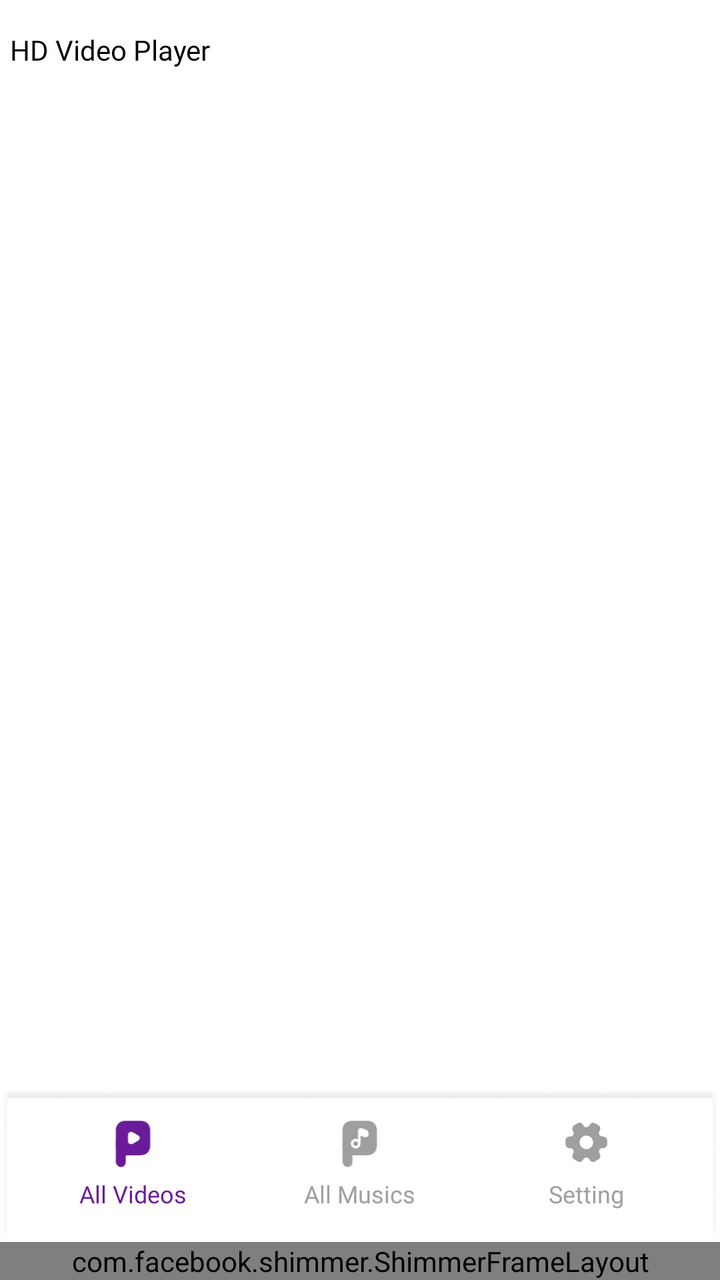
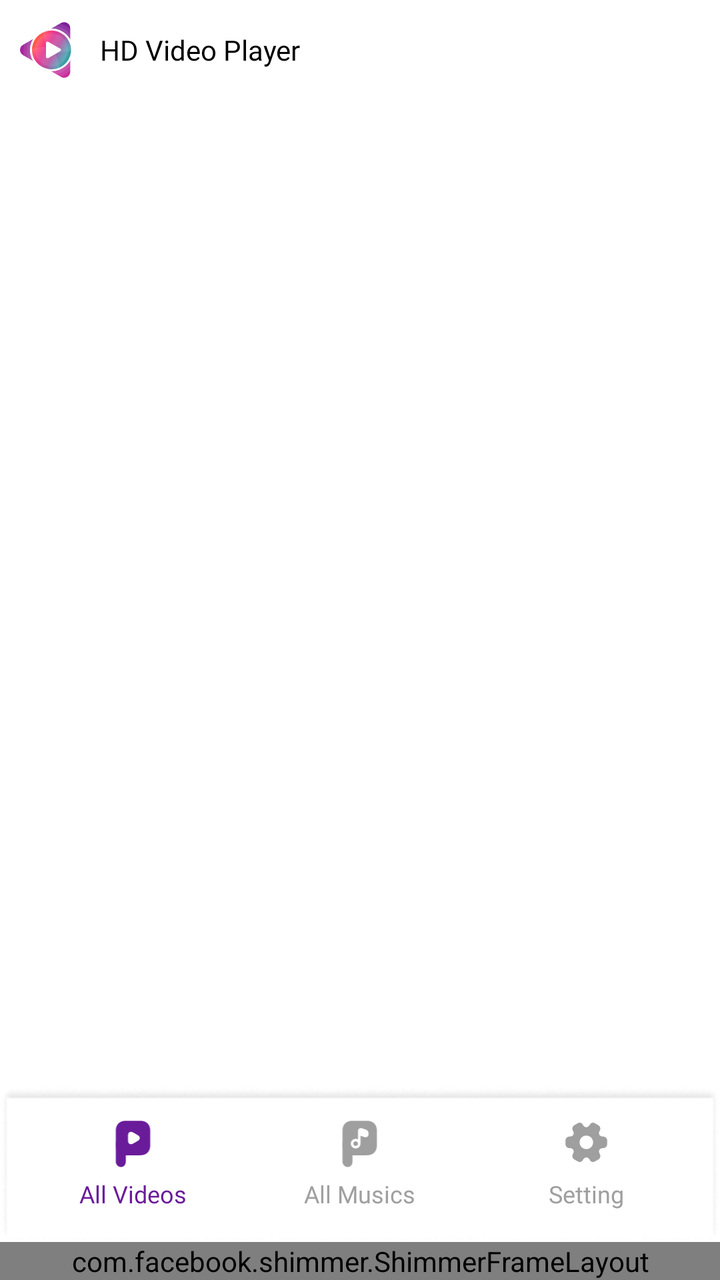

Compare the two renders of this Android layout. The source of the first and the diff that turns it into the second are given below.
<!-- AndroidManifest.xml: application theme AppTheme -->
<!-- res/layout/activity_main.xml -->
<?xml version="1.0" encoding="utf-8"?>
<androidx.constraintlayout.widget.ConstraintLayout xmlns:android="http://schemas.android.com/apk/res/android"
    xmlns:aapt="http://schemas.android.com/aapt"
    xmlns:app="http://schemas.android.com/apk/res-auto"
    xmlns:tools="http://schemas.android.com/tools"
    android:layout_width="match_parent"
    android:layout_height="match_parent"
    android:background="@color/bg_color"
    android:fitsSystemWindows="true"
    tools:context=".activities.MainActivity">

    <RelativeLayout
        android:id="@+id/rl_title"
        android:layout_width="match_parent"
        android:layout_height="@dimen/_50sdp"
        app:layout_constraintEnd_toEndOf="parent"
        app:layout_constraintStart_toStartOf="parent"
        app:layout_constraintTop_toTopOf="parent">

        <ImageView
            android:id="@+id/image_app"
            android:layout_width="@dimen/_30sdp"
            android:layout_height="@dimen/_30sdp"
            android:layout_centerVertical="true"
            android:layout_marginStart="@dimen/_15sdp"
            android:src="@drawable/logo"
            android:visibility="gone" />

        <TextView
            android:id="@+id/title"
            android:layout_width="wrap_content"
            android:layout_height="wrap_content"
            android:layout_centerVertical="true"
            android:layout_marginStart="@dimen/_5sdp"
            android:layout_toEndOf="@+id/image_app"
            android:fontFamily="@font/poppin_medium"
            android:text="@string/video_player"
            android:textColor="@color/black"
            android:textSize="@dimen/_14sdp" />

        <LinearLayout
            android:layout_width="wrap_content"
            android:layout_height="match_parent"
            android:layout_alignParentEnd="true"
            android:layout_centerVertical="true"
            android:gravity="center">

            <ImageView
                android:layout_width="wrap_content"
                android:layout_height="@dimen/_30sdp"
                android:adjustViewBounds="true" />

            <ImageView
                android:id="@+id/iv_search"
                android:layout_width="@dimen/_30sdp"
                android:layout_height="@dimen/_30sdp"
                android:layout_marginEnd="@dimen/_5sdp"
                android:background="@drawable/bg_ripple_click_circle"
                android:padding="@dimen/_7sdp"
                android:src="@drawable/ic_home_search"
                android:visibility="gone"
                app:tint="@color/black" />

        </LinearLayout>
    </RelativeLayout>

    <androidx.viewpager2.widget.ViewPager2
        android:layout_width="match_parent"
        android:layout_height="0dp"
        android:visibility="gone"
        app:layout_constraintStart_toStartOf="parent"
        app:layout_constraintTop_toTopOf="parent" />

    <FrameLayout
        android:id="@+id/frameLayout"
        android:layout_width="match_parent"
        android:layout_height="0dp"
        app:layout_constraintBottom_toTopOf="@+id/bottom_tab"
        app:layout_constraintTop_toBottomOf="@+id/rl_title" />

    <RelativeLayout
        android:id="@+id/layout_song_playing"
        android:layout_width="match_parent"
        android:layout_height="wrap_content"
        android:background="#F8F8F8"
        android:visibility="gone"
        app:layout_constraintBottom_toTopOf="@+id/bottom_tab">

        <ProgressBar
            android:id="@+id/progress_control"
            style="?android:attr/progressBarStyleHorizontal"
            android:layout_width="match_parent"
            android:layout_height="@dimen/_2sdp"
            android:layout_alignParentTop="true"
            android:progressTint="@color/app_color" />

        <de.hdodenhof.circleimageview.CircleImageView
            android:id="@+id/iv_thumbnail"
            android:layout_width="@dimen/_40sdp"
            android:layout_height="@dimen/_40sdp"
            android:layout_centerVertical="true"
            android:layout_marginStart="@dimen/_10sdp"
            android:layout_marginTop="@dimen/_8sdp"
            android:layout_marginBottom="@dimen/_8sdp"
            android:scaleType="centerCrop"
            android:src="@drawable/ic_music_bottom" />

        <LinearLayout
            android:layout_width="match_parent"
            android:layout_height="wrap_content"
            android:layout_centerVertical="true"
            android:layout_marginStart="@dimen/_16sdp"
            android:layout_marginTop="@dimen/_8sdp"
            android:layout_marginEnd="@dimen/_16sdp"
            android:layout_marginBottom="@dimen/_8sdp"
            android:layout_toStartOf="@+id/iv_music_play"
            android:layout_toEndOf="@+id/iv_thumbnail"
            android:gravity="center"
            android:orientation="vertical">

            <TextView
                android:id="@+id/tv_song"
                android:layout_width="match_parent"
                android:layout_height="wrap_content"
                android:ellipsize="end"
                android:fontFamily="@font/poppin_medium"
                android:lines="1"
                android:text="My Song"
                android:textColor="@color/black"
                android:textSize="@dimen/_10sdp" />

            <TextView
                android:id="@+id/tv_artist"
                android:layout_width="match_parent"
                android:layout_height="wrap_content"
                android:ellipsize="end"
                android:fontFamily="@font/poppin_medium"
                android:lines="1"
                android:text="Artist"
                android:textColor="@color/black"
                android:textSize="@dimen/_8sdp" />
        </LinearLayout>

        <ImageView
            android:id="@+id/iv_music_play"
            android:layout_width="@dimen/_20sdp"
            android:layout_height="@dimen/_20sdp"
            android:layout_centerVertical="true"
            android:layout_marginEnd="@dimen/_5sdp"
            android:layout_toStartOf="@+id/iv_music_close"
            android:background="@drawable/bg_ripple_click_circle"
            android:src="@drawable/ic_noti_play" />

        <ImageView
            android:id="@+id/iv_music_close"
            android:layout_width="@dimen/_20sdp"
            android:layout_height="@dimen/_20sdp"
            android:layout_alignParentEnd="true"
            android:layout_centerVertical="true"
            android:layout_marginEnd="@dimen/_10sdp"
            android:background="@drawable/bg_ripple_click_circle"
            android:padding="@dimen/_3sdp"
            android:src="@drawable/ic_noti_close" />
    </RelativeLayout>

    <LinearLayout
        android:id="@+id/bottom_tab"
        android:layout_width="match_parent"
        android:layout_height="wrap_content"
        android:layout_marginTop="@dimen/_10sdp"
        android:background="@drawable/bg_bottom"
        android:orientation="horizontal"
        android:padding="@dimen/_10sdp"
        app:layout_constraintBottom_toTopOf="@+id/bottom"
        app:layout_constraintStart_toStartOf="parent">

        <LinearLayout
            android:id="@+id/ll_video"
            android:layout_width="match_parent"
            android:layout_height="wrap_content"
            android:layout_weight="1"
            android:layout_gravity="center"
            android:orientation="vertical">

            <ImageView
                android:id="@+id/video"
                android:layout_width="@dimen/_25sdp"
                android:layout_height="@dimen/_25sdp"
                android:adjustViewBounds="true"
                android:layout_gravity="center"
                android:src="@drawable/b_videos" />

            <TextView
                android:id="@+id/tv_video"
                android:layout_width="wrap_content"
                android:layout_height="wrap_content"
                android:fontFamily="@font/poppin_medium"
                android:text="@string/video"
                android:gravity="center"
                android:layout_gravity="center"
                android:layout_marginTop="5dp"
                android:textColor="@color/dark_purple"
                android:textSize="12sp" />

        </LinearLayout>


        <LinearLayout
            android:id="@+id/ll_music"
            android:layout_width="match_parent"
            android:layout_height="wrap_content"
            android:layout_weight="1"
            android:layout_gravity="center"
            android:orientation="vertical">

            <ImageView
                android:id="@+id/music"
                android:layout_width="@dimen/_25sdp"
                android:layout_height="@dimen/_25sdp"
                android:adjustViewBounds="true"
                android:layout_gravity="center"
                android:src="@drawable/u_music" />

            <TextView
                android:id="@+id/tv_music"
                android:layout_width="wrap_content"
                android:layout_height="wrap_content"
                android:fontFamily="@font/poppin_medium"
                android:text="@string/music"
                android:layout_gravity="center"
                android:gravity="center"
                android:layout_marginTop="5dp"
                android:textColor="@color/gray_light"
                android:textSize="12sp" />

        </LinearLayout>

        <LinearLayout
            android:id="@+id/ll_setting"
            android:layout_width="match_parent"
            android:layout_height="wrap_content"
            android:layout_weight="1"
            android:layout_gravity="center"
            android:orientation="vertical">

            <ImageView
                android:id="@+id/setting"
                android:layout_width="@dimen/_25sdp"
                android:layout_height="@dimen/_25sdp"
                android:adjustViewBounds="true"
                android:layout_gravity="center"
                android:src="@drawable/u_setting" />

            <TextView
                android:id="@+id/tv_setting"
                android:layout_width="wrap_content"
                android:layout_height="wrap_content"
                android:fontFamily="@font/poppin_medium"
                android:text="@string/setting"
                android:gravity="center"
                android:layout_gravity="center"
                android:layout_marginTop="5dp"
                android:textColor="@color/gray_light"
                android:textSize="12sp" />

        </LinearLayout>



    </LinearLayout>


    <LinearLayout
        android:id="@+id/bottom"
        android:layout_width="match_parent"
        android:layout_height="wrap_content"
        android:layout_alignParentBottom="true"
        android:orientation="vertical"
        app:layout_constraintBottom_toBottomOf="parent"
        app:layout_constraintEnd_toEndOf="parent"
        app:layout_constraintStart_toStartOf="parent">

        <com.facebook.shimmer.ShimmerFrameLayout
            android:id="@+id/shimmer_container_banner"
            android:layout_width="match_parent"
            android:layout_height="wrap_content"
            android:layout_alignParentBottom="true"
            android:background="@drawable/bg_card_ads"
            app:shimmer_auto_start="true"
            app:shimmer_base_color="#ccc">

            <include layout="@layout/load_banner" />

        </com.facebook.shimmer.ShimmerFrameLayout>


        <RelativeLayout
            android:id="@+id/adContainerBanner"
            style="@style/BannerAdsView" />

    </LinearLayout>

</androidx.constraintlayout.widget.ConstraintLayout>
<!-- res/layout/load_banner.xml (included above) -->
<?xml version="1.0" encoding="utf-8"?>
<RelativeLayout xmlns:android="http://schemas.android.com/apk/res/android"
    android:layout_width="match_parent"
    android:layout_height="50dp">

    <LinearLayout
        android:layout_width="match_parent"
        android:layout_height="50dp"
        android:orientation="horizontal">

        <ImageView
            android:layout_width="50dp"
            android:layout_height="50dp"
            android:background="@color/gray_light"
            android:contentDescription="@string/app_name"
            android:padding="5dp"
            android:scaleType="centerCrop" />

        <LinearLayout
            android:layout_width="0dp"
            android:layout_height="match_parent"
            android:layout_gravity="center"
            android:layout_marginLeft="5dp"
            android:layout_marginRight="5dp"
            android:layout_weight="1"
            android:gravity="center"
            android:orientation="vertical">

            <TextView
                android:layout_width="match_parent"
                android:layout_height="wrap_content"
                android:layout_marginTop="5dp"
                android:background="@color/gray_light"
                android:ellipsize="end"
                android:lines="1"
                android:textColor="@android:color/black"
                android:textSize="15sp" />

            <TextView
                android:layout_width="match_parent"
                android:layout_height="wrap_content"
                android:layout_marginBottom="5dp"
                android:background="@color/gray_light"
                android:ellipsize="end"
                android:lines="1"
                android:textColor="@android:color/darker_gray"
                android:textSize="14sp" />
        </LinearLayout>

        <androidx.appcompat.widget.AppCompatButton
            android:layout_width="wrap_content"
            android:layout_height="wrap_content"
            android:layout_gravity="center"
            android:layout_marginTop="5dp"
            android:layout_marginEnd="10dp"
            android:layout_marginBottom="5dp"
            android:background="@drawable/bg_main"
            android:gravity="center"
            android:paddingLeft="5dp"
            android:paddingRight="5dp"
            android:textColor="@android:color/white"
            android:textSize="12sp"
          />
    </LinearLayout>

    <TextView
        style="@style/Ads"
        android:layout_alignParentStart="true"
        android:layout_alignParentTop="true" />
</RelativeLayout>
<!-- resources referenced by this layout -->
<resources>
  <color name="app_color">#6A1B9A</color>
  <color name="bg_color">#ffffff</color>
  <color name="black">#FF000000</color>
  <color name="dark_purple">#6A1B9A</color>
  <color name="gray_light">#9F9F9F</color>
  <dimen name="_10sdp">10dp</dimen>
  <dimen name="_14sdp">14dp</dimen>
  <dimen name="_15sdp">15dp</dimen>
  <dimen name="_16sdp">16dp</dimen>
  <dimen name="_20sdp">20dp</dimen>
  <dimen name="_25sdp">25dp</dimen>
  <dimen name="_2sdp">2dp</dimen>
  <dimen name="_30sdp">30dp</dimen>
  <dimen name="_3sdp">3dp</dimen>
  <dimen name="_40sdp">40dp</dimen>
  <dimen name="_50sdp">50dp</dimen>
  <dimen name="_5sdp">5dp</dimen>
  <dimen name="_7sdp">7dp</dimen>
  <dimen name="_8sdp">8dp</dimen>
  <!-- drawable bg_card_ads (drawable) -->
  <?xml version="1.0" encoding="utf-8"?>
  <shape xmlns:android="http://schemas.android.com/apk/res/android" xmlns:app="http://schemas.android.com/apk/res-auto" xmlns:aapt="http://schemas.android.com/aapt" android:shape="rectangle">
      <corners android:radius="10dp"/>
      <solid android:color="@color/white"/>
      <stroke android:width="1dp" android:color="#5e58595a"/>
  </shape>
  <!-- drawable bg_main (drawable) -->
  <?xml version="1.0" encoding="utf-8"?>
  <shape xmlns:android="http://schemas.android.com/apk/res/android" xmlns:app="http://schemas.android.com/apk/res-auto" xmlns:aapt="http://schemas.android.com/aapt">
      <solid android:color="@color/app_color"/>
      <corners android:radius="@dimen/_50sdp"/>
  </shape>
  <!-- drawable bg_ripple_click_circle (drawable) -->
  <?xml version="1.0" encoding="utf-8"?>
  <ripple xmlns:android="http://schemas.android.com/apk/res/android" xmlns:app="http://schemas.android.com/apk/res-auto" xmlns:aapt="http://schemas.android.com/aapt" android:color="#e0e0e0">
      <item android:id="@android:id/background">
          <shape android:shape="oval"/>
      </item>
      <item android:id="@android:id/mask">
          <shape android:shape="oval">
              <solid android:color="#e0e0e0"/>
          </shape>
      </item>
  </ripple>
  <string name="app_name">HD Video Player - All in One</string>
  <string name="music">All Musics</string>
  <string name="setting">Setting</string>
  <string name="video">All Videos</string>
  <string name="video_player">HD Video Player</string>
  <style name="BannerAdsView">
          <item name="android:layout_alignParentBottom">true</item>
          <item name="android:layout_width">match_parent</item>
          <item name="android:layout_height">wrap_content</item>
          <item name="android:layout_centerHorizontal">true</item>
          <item name="android:gravity">center</item>
      </style>
  <style name="AppTheme" parent="Theme.Material3.DayNight.NoActionBar">
          <item name="android:windowBackground">@null</item>
          <item name="android:windowDisablePreview">true</item>
          <item name="android:statusBarColor">@color/black</item>
  
          <item name="colorPrimary">@color/dark_purple</item>
          <item name="colorAccent">@color/colorAccent</item>
  
  
          <item name="windowActionBar">false</item>
          <item name="windowNoTitle">true</item>
          <item name="colorControlNormal">@color/black</item>
          <item name="colorControlActivated">@color/rating</item>
      </style>
  <color name="white">#FFFFFFFF</color>
  <!-- drawable ads_icon (drawable) -->
  <?xml version="1.0" encoding="utf-8"?>
  <shape xmlns:android="http://schemas.android.com/apk/res/android">
      <solid android:color="#FFC107" />
      <corners
          android:bottomLeftRadius="2dp"
          android:bottomRightRadius="13dp"
          android:radius="1dp"
          android:topLeftRadius="10dp"
          android:topRightRadius="2dp" />
  </shape>
  <color name="colorAccent">#212121</color>
  <color name="rating">#FFC70A</color>
  <!-- unchanged entries left out for length: 10 -->
</resources>

<!-- the commit's change to res/layout/activity_main.xml (unified diff, before → after) -->
@@ -18,21 +18,21 @@
         app:layout_constraintTop_toTopOf="parent">
 
         <ImageView
-            android:id="@+id/image_app"
+            android:id="@+id/iv_icon"
             android:layout_width="@dimen/_30sdp"
             android:layout_height="@dimen/_30sdp"
             android:layout_centerVertical="true"
-            android:layout_marginStart="@dimen/_15sdp"
+            android:layout_marginStart="@dimen/_10sdp"
             android:src="@drawable/logo"
-            android:visibility="gone" />
+            android:visibility="visible" />
 
         <TextView
             android:id="@+id/title"
             android:layout_width="wrap_content"
             android:layout_height="wrap_content"
             android:layout_centerVertical="true"
-            android:layout_marginStart="@dimen/_5sdp"
-            android:layout_toEndOf="@+id/image_app"
+            android:layout_marginStart="@dimen/_10sdp"
+            android:layout_toEndOf="@+id/iv_icon"
             android:fontFamily="@font/poppin_medium"
             android:text="@string/video_player"
             android:textColor="@color/black"
@@ -178,27 +178,27 @@
             android:id="@+id/ll_video"
             android:layout_width="match_parent"
             android:layout_height="wrap_content"
+            android:layout_gravity="center"
             android:layout_weight="1"
-            android:layout_gravity="center"
             android:orientation="vertical">
 
             <ImageView
                 android:id="@+id/video"
                 android:layout_width="@dimen/_25sdp"
                 android:layout_height="@dimen/_25sdp"
+                android:layout_gravity="center"
                 android:adjustViewBounds="true"
-                android:layout_gravity="center"
                 android:src="@drawable/b_videos" />
 
             <TextView
                 android:id="@+id/tv_video"
                 android:layout_width="wrap_content"
                 android:layout_height="wrap_content"
-                android:fontFamily="@font/poppin_medium"
+                android:layout_gravity="center"
+                android:layout_marginTop="5dp"
+                android:fontFamily="@font/poppin_medium"
+                android:gravity="center"
                 android:text="@string/video"
-                android:gravity="center"
-                android:layout_gravity="center"
-                android:layout_marginTop="5dp"
                 android:textColor="@color/dark_purple"
                 android:textSize="12sp" />
 
@@ -209,27 +209,27 @@
             android:id="@+id/ll_music"
             android:layout_width="match_parent"
             android:layout_height="wrap_content"
+            android:layout_gravity="center"
             android:layout_weight="1"
-            android:layout_gravity="center"
             android:orientation="vertical">
 
             <ImageView
                 android:id="@+id/music"
                 android:layout_width="@dimen/_25sdp"
                 android:layout_height="@dimen/_25sdp"
+                android:layout_gravity="center"
                 android:adjustViewBounds="true"
-                android:layout_gravity="center"
                 android:src="@drawable/u_music" />
 
             <TextView
                 android:id="@+id/tv_music"
                 android:layout_width="wrap_content"
                 android:layout_height="wrap_content"
-                android:fontFamily="@font/poppin_medium"
+                android:layout_gravity="center"
+                android:layout_marginTop="5dp"
+                android:fontFamily="@font/poppin_medium"
+                android:gravity="center"
                 android:text="@string/music"
-                android:layout_gravity="center"
-                android:gravity="center"
-                android:layout_marginTop="5dp"
                 android:textColor="@color/gray_light"
                 android:textSize="12sp" />
 
@@ -239,32 +239,31 @@
             android:id="@+id/ll_setting"
             android:layout_width="match_parent"
             android:layout_height="wrap_content"
+            android:layout_gravity="center"
             android:layout_weight="1"
-            android:layout_gravity="center"
             android:orientation="vertical">
 
             <ImageView
                 android:id="@+id/setting"
                 android:layout_width="@dimen/_25sdp"
                 android:layout_height="@dimen/_25sdp"
+                android:layout_gravity="center"
                 android:adjustViewBounds="true"
-                android:layout_gravity="center"
                 android:src="@drawable/u_setting" />
 
             <TextView
                 android:id="@+id/tv_setting"
                 android:layout_width="wrap_content"
                 android:layout_height="wrap_content"
-                android:fontFamily="@font/poppin_medium"
+                android:layout_gravity="center"
+                android:layout_marginTop="5dp"
+                android:fontFamily="@font/poppin_medium"
+                android:gravity="center"
                 android:text="@string/setting"
-                android:gravity="center"
-                android:layout_gravity="center"
-                android:layout_marginTop="5dp"
                 android:textColor="@color/gray_light"
                 android:textSize="12sp" />
 
         </LinearLayout>
-
 
 
     </LinearLayout>
<!-- resource entries referenced after the edit -->
@@ -7,7 +7,6 @@
   <color name="gray_light">#9F9F9F</color>
   <dimen name="_10sdp">10dp</dimen>
   <dimen name="_14sdp">14dp</dimen>
-  <dimen name="_15sdp">15dp</dimen>
   <dimen name="_16sdp">16dp</dimen>
   <dimen name="_20sdp">20dp</dimen>
   <dimen name="_25sdp">25dp</dimen>
@@ -59,16 +58,19 @@
   <style name="AppTheme" parent="Theme.Material3.DayNight.NoActionBar">
           <item name="android:windowBackground">@null</item>
           <item name="android:windowDisablePreview">true</item>
-          <item name="android:statusBarColor">@color/black</item>
+  
   
           <item name="colorPrimary">@color/dark_purple</item>
           <item name="colorAccent">@color/colorAccent</item>
-  
-  
           <item name="windowActionBar">false</item>
           <item name="windowNoTitle">true</item>
           <item name="colorControlNormal">@color/black</item>
           <item name="colorControlActivated">@color/rating</item>
+  
+          <item name="android:statusBarColor" tools:targetApi="l">@color/white</item>
+          <item name="android:windowLightStatusBar">true</item>
+          <item name="android:windowDrawsSystemBarBackgrounds">true</item>
+  
       </style>
   <color name="white">#FFFFFFFF</color>
   <!-- drawable ads_icon (drawable) -->
